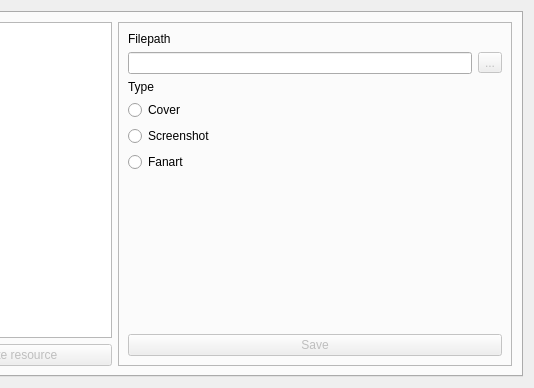
Old version of the form res/executable.ui in the repository remeh/mehstation-config; both pictures show x 304 to 838 and y 259 to 647 of the 838 by 647 pixel window.
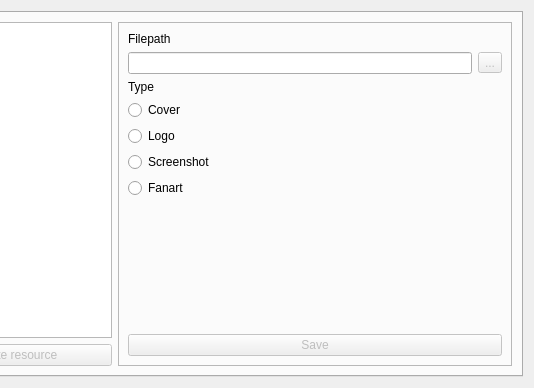
New version of the form. The open tabs and pages were chosen to show the change.

Commit message: Add resource type : Logo.

```diff
--- a/res/executable.ui
+++ b/res/executable.ui
@@ -295,6 +295,13 @@
                 </property>
                </widget>
               </item>
+              <item>
+               <widget class="QRadioButton" name="logo">
+                <property name="text">
+                 <string>Logo</string>
+                </property>
+               </widget>
+              </item>
               <item>
                <widget class="QRadioButton" name="screenshot">
                 <property name="text">
```
Left out of the diff: 2 changed lines with no effect on the pictures. The commit also changes 1 other file.
